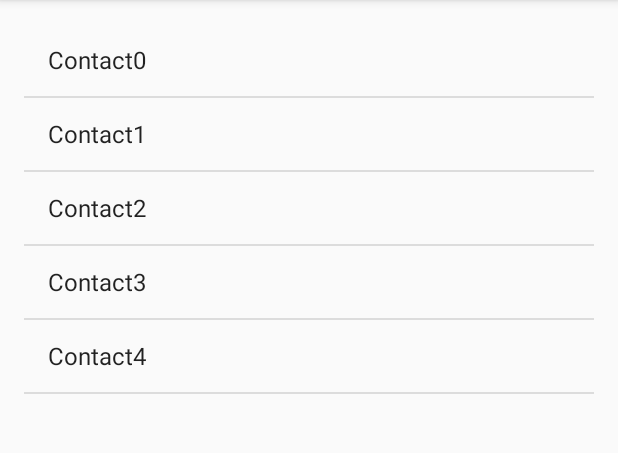
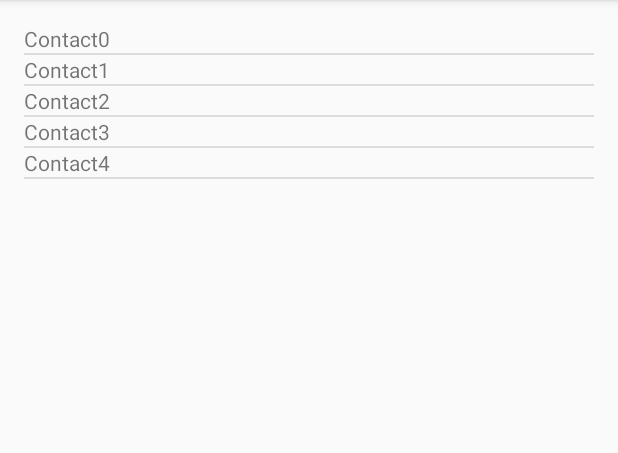
Before and after one commit to frapperino/sketchagram, an Android app: the fragment ContactFragment placed in its activity, on a phone screen of 412 x 824 dp, the part 84-537 px from its top. Run offline under Robolectric (Android 15) with nearby library versions, the phone set to English and light mode, and no system bars.

Commit message:
Added custom contact list items

```diff
--- a/mobile/src/main/java/sketchagram/chalmers/com/sketchagram/ContactFragment.java
+++ b/mobile/src/main/java/sketchagram/chalmers/com/sketchagram/ContactFragment.java
@@ -75,9 +75,8 @@ public class ContactFragment extends Fragment implements AbsListView.OnItemClick
             mParam2 = getArguments().getString(ARG_PARAM2);
         }
 
-        // TODO: Change Adapter to display your content
-        mAdapter = new ArrayAdapter<Contact>(getActivity(),
-                android.R.layout.simple_list_item_1, android.R.id.text1, SystemUser.getInstance().getUser().getContactList());
+        // Sets the adapter to customized one which enables our layout of items.
+        mAdapter = new ContactListAdapter(getActivity(), SystemUser.getInstance().getUser().getContactList());
     }
 
     @Override
--- /dev/null
+++ b/mobile/src/main/java/sketchagram/chalmers/com/sketchagram/ContactListAdapter.java
@@ -0,0 +1,69 @@
+package sketchagram.chalmers.com.sketchagram;
+
+import android.app.Activity;
+import android.content.Context;
+import android.view.LayoutInflater;
+import android.view.View;
+import android.view.ViewGroup;
+import android.widget.ArrayAdapter;
+import android.widget.TextView;
+
+import java.util.List;
+
+import sketchagram.chalmers.com.model.Contact;
+
+/**
+ * Created by Bosch and Alexander Harenstam on 20/02/15.
+ * Tutorial: https://www.airpair.com/android/list-fragment-android-studio
+ */
+public class ContactListAdapter extends ArrayAdapter<Contact>{
+    private Context context;
+    private boolean useList = true;
+
+    public ContactListAdapter(Context context, List items) {
+        super(context, android.R.layout.simple_list_item_1, items);
+        this.context = context;
+    }
+
+    /**
+     * Holder for the list items.
+     */
+    private class ViewHolder{
+        TextView titleText;
+    }
+
+    /**
+     *
+     * @param position
+     * @param convertView
+     * @param parent
+     * @return
+     */
+    public View getView(int position, View convertView, ViewGroup parent) {
+        ViewHolder holder = null;
+        Contact item = (Contact)getItem(position);
+        View viewToUse = null;
+
+        // This block exists to inflate the settings list item conditionally based on whether
+        // we want to support a grid or list view.
+        LayoutInflater mInflater = (LayoutInflater) context
+                .getSystemService(Activity.LAYOUT_INFLATER_SERVICE);
+        if (convertView == null) {
+            if(useList){
+                viewToUse = mInflater.inflate(R.layout.contact_list_item, null);
+            } else {
+                viewToUse = mInflater.inflate(R.layout.contact_grid_item, null);
+            }
+
+            holder = new ViewHolder();
+            holder.titleText = (TextView)viewToUse.findViewById(R.id.titleTextView);
+            viewToUse.setTag(holder);
+        } else {
+            viewToUse = convertView;
+            holder = (ViewHolder) viewToUse.getTag();
+        }
+
+        holder.titleText.setText(item.getUsername());
+        return viewToUse;
+    }
+}
--- /dev/null
+++ b/mobile/src/main/res/layout/contact_list_item.xml
@@ -0,0 +1,11 @@
+<?xml version="1.0" encoding="utf-8"?>
+<LinearLayout xmlns:android="http://schemas.android.com/apk/res/android"
+    android:orientation="vertical" android:layout_width="match_parent"
+    android:layout_height="match_parent">
+
+    <TextView
+        android:layout_width="wrap_content"
+        android:layout_height="wrap_content"
+        android:text="Temporary Text"
+        android:id="@+id/titleTextView" />
+</LinearLayout>
```
Also changed, not shown: mobile/src/main/java/sketchagram/chalmers/com/sketchagram/ContactAdapter.java (deleted, +0 -39 lines), mobile/src/main/res/layout/contact_grid_item.xml (added, +11 -0 lines), 6 other files.
